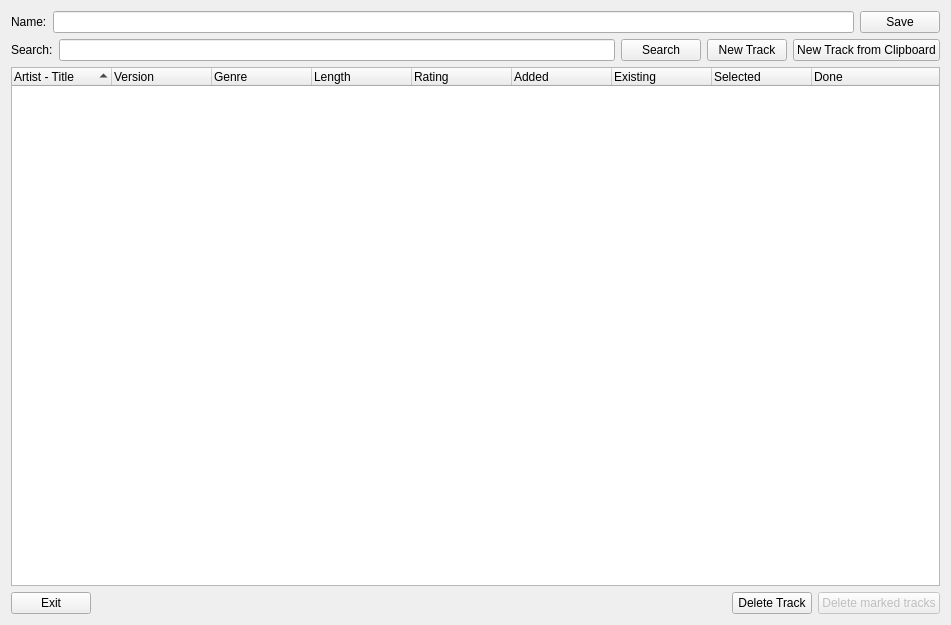
Before: the Qt Designer form src/searchlists/searchlistdialog.ui in pfedick/winmusik, drawn with Qt 5.
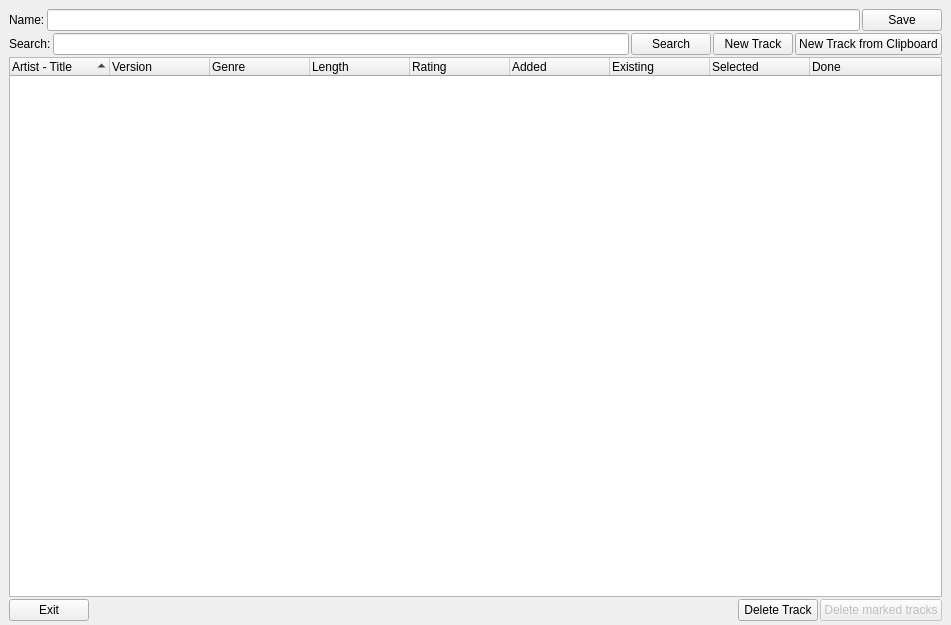
After: the same form once the commit is applied. Icons and pictures are not drawn.

The edit to the form file:
```diff
--- a/src/searchlists/searchlistdialog.ui
+++ b/src/searchlists/searchlistdialog.ui
@@ -17,7 +17,27 @@
    <iconset resource="../resources.qrc">
     <normaloff>:/devices48/resources/tr48x48-0016.png</normaloff>:/devices48/resources/tr48x48-0016.png</iconset>
   </property>
-  <layout class="QVBoxLayout" name="verticalLayout_3">
+  <layout class="QVBoxLayout" name="searchlistLayout">
+   <property name="spacing">
+    <number>2</number>
+   </property>
+   <property name="margin">
+    <number>0</number>
+   </property>
+   <item>
+    <layout class="QVBoxLayout" name="verticalLayout">
+     <property name="leftMargin">
+      <number>9</number>
+     </property>
+     <property name="topMargin">
+      <number>9</number>
+     </property>
+     <property name="rightMargin">
+      <number>9</number>
+     </property>
+     <property name="bottomMargin">
+      <number>4</number>
+     </property>
    <item>
     <layout class="QHBoxLayout" name="horizontalLayout_2">
      <item>
@@ -126,8 +146,6 @@
      </item>
     </layout>
    </item>
-   <item>
-    <layout class="QHBoxLayout" name="horizontalLayout_3">
      <item>
       <layout class="QVBoxLayout" name="verticalLayout_2">
        <item>
```
Left out of the diff: 18 changed lines with no effect on the pictures. Lines whose indentation alone changed are shown as unchanged.
